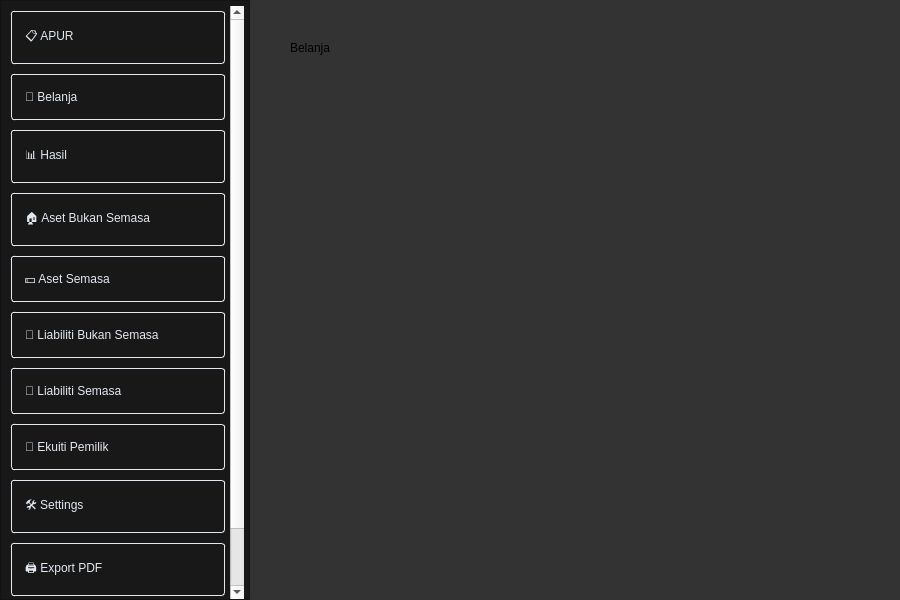
Above: src/mainwindow.ui from JuneMinazuki/auto-penyata before the change. Below: the same form after it.
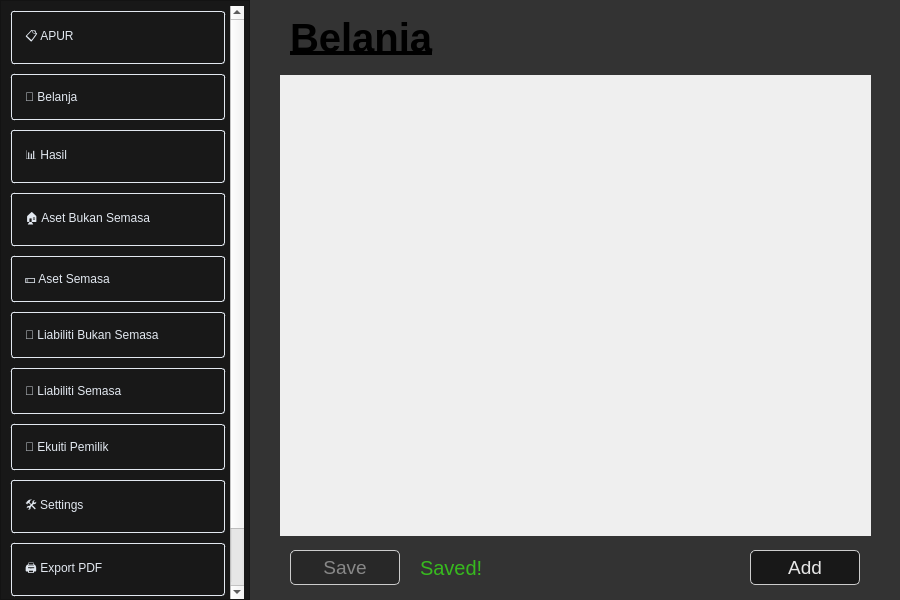
That is the form after the change. The open tabs and pages were chosen to show the change.

Commit message:
Added Belanja page
Added save and add account function for Belanja
Added deletable block creation in BlockManager
Moves save button logic to PageManager
Remoce custom account in Json

What changed in the file:
```diff
--- a/src/mainwindow.ui
+++ b/src/mainwindow.ui
@@ -317,15 +317,212 @@
       <property name="geometry">
        <rect>
         <x>40</x>
-        <y>40</y>
-        <width>58</width>
-        <height>16</height>
+        <y>20</y>
+        <width>150</width>
+        <height>35</height>
        </rect>
       </property>
+      <property name="font">
+       <font>
+        <family>Arial</family>
+        <pointsize>30</pointsize>
+        <bold>true</bold>
+        <underline>true</underline>
+        <kerning>true</kerning>
+       </font>
+      </property>
       <property name="text">
        <string>Belanja</string>
       </property>
      </widget>
+     <widget class="QScrollArea" name="scrollable_belanja">
+      <property name="geometry">
+       <rect>
+        <x>30</x>
+        <y>75</y>
+        <width>591</width>
+        <height>461</height>
+       </rect>
+      </property>
+      <property name="styleSheet">
+       <string notr="true">QScrollArea {
+	border: none;
+    background-color: #333333;
+}
+
+#scrollAreaWidgetContents {
+    background-color: #333333;
+}
+
+QScrollBar:vertical {
+    border: none;
+    background: transparent;
+    width: 10px;
+}
+
+QScrollBar::handle:vertical {
+    background: #A0A0A0; 
+    min-height: 25px;
+    border-radius: 5px; 
+}
+
+QScrollBar::handle:vertical:hover,
+QScrollBar::handle:vertical:pressed {
+    background: #787878;
+}
+
+QScrollBar::add-line:vertical,
+QScrollBar::sub-line:vertical {
+    border: none;
+    background: none;
+    height: 0px;
+}
+
+QScrollBar::add-page:vertical, 
+QScrollBar::sub-page:vertical {
+    background: none; 
+}
+
+QScrollBar:horizontal {
+    border: none;
+    background: none;
+    height: 0px;
+    margin: 0;
+}</string>
+      </property>
+      <property name="widgetResizable">
+       <bool>true</bool>
+      </property>
+      <widget class="QWidget" name="belanja_scrollAreaWidgetContents">
+       <property name="geometry">
+        <rect>
+         <x>0</x>
+         <y>0</y>
+         <width>591</width>
+         <height>461</height>
+        </rect>
+       </property>
+       <property name="styleSheet">
+        <string notr="true">QWidget#apur_scrollAreaWidgetContents {background-color: transparent; border: none;}</string>
+       </property>
+      </widget>
+     </widget>
+     <widget class="QLabel" name="label_belanja_saved_status">
+      <property name="enabled">
+       <bool>true</bool>
+      </property>
+      <property name="geometry">
+       <rect>
+        <x>170</x>
+        <y>552</y>
+        <width>161</width>
+        <height>31</height>
+       </rect>
+      </property>
+      <property name="font">
+       <font>
+        <family>Arial</family>
+        <pointsize>15</pointsize>
+       </font>
+      </property>
+      <property name="styleSheet">
+       <string notr="true">QLabel{
+	color: #37ba1e
+}</string>
+      </property>
+      <property name="text">
+       <string>Saved!</string>
+      </property>
+     </widget>
+     <widget class="QPushButton" name="button_belanja_save">
+      <property name="enabled">
+       <bool>false</bool>
+      </property>
+      <property name="geometry">
+       <rect>
+        <x>40</x>
+        <y>550</y>
+        <width>110</width>
+        <height>35</height>
+       </rect>
+      </property>
+      <property name="font">
+       <font>
+        <family>Arial</family>
+        <pointsize>14</pointsize>
+       </font>
+      </property>
+      <property name="cursor">
+       <cursorShape>ArrowCursor</cursorShape>
+      </property>
+      <property name="styleSheet">
+       <string notr="true">QPushButton {
+    background-color: #181818;
+    color: #e6e6e6;
+    border: 1px solid #cccccc; 
+    border-radius: 5px; 
+    padding: 7px 10px;
+}
+
+QPushButton:hover {
+    background-color: #404040;
+}
+
+QPushButton:pressed {
+    background-color: #010101;
+}
+
+QPushButton:disabled {
+    background-color: #282828;
+    color: #888888; 
+}</string>
+      </property>
+      <property name="text">
+       <string>Save</string>
+      </property>
+     </widget>
+     <widget class="QPushButton" name="button_belanja_addAccount">
+      <property name="enabled">
+       <bool>true</bool>
+      </property>
+      <property name="geometry">
+       <rect>
+        <x>500</x>
+        <y>550</y>
+        <width>110</width>
+        <height>35</height>
+       </rect>
+      </property>
+      <property name="font">
+       <font>
+        <family>Arial</family>
+        <pointsize>14</pointsize>
+       </font>
+      </property>
+      <property name="cursor">
+       <cursorShape>ArrowCursor</cursorShape>
+      </property>
+      <property name="styleSheet">
+       <string notr="true">QPushButton {
+    background-color: #181818;
+    color: #e6e6e6;
+    border: 1px solid #cccccc; 
+    border-radius: 5px; 
+    padding: 7px 10px;
+}
+
+QPushButton:hover {
+    background-color: #404040;
+}
+
+QPushButton:pressed {
+    background-color: #010101;
+}</string>
+      </property>
+      <property name="text">
+       <string>Add</string>
+      </property>
+     </widget>
     </widget>
     <widget class="QWidget" name="Hasil">
      <widget class="QLabel" name="label_3">
```
Left out of the diff: 7 changed lines with no effect on the pictures. The commit also changes 13 other files.
